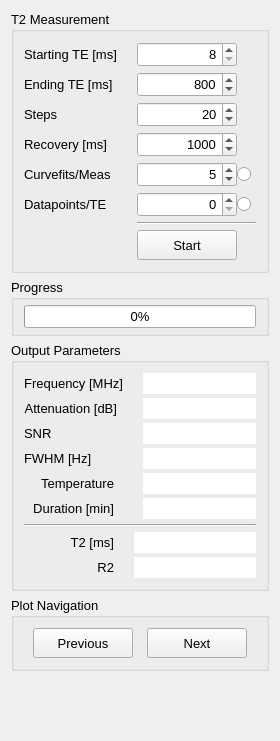
OpenMRI/ocra, file Applications/relax/ui/ccRelaxometerT2.ui: the form before one commit.
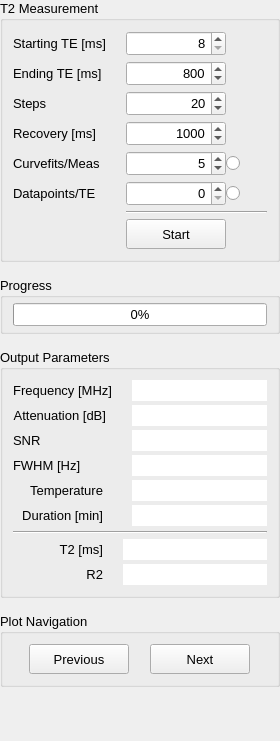
The form after the commit.

```diff
--- a/Applications/relax/ui/ccRelaxometerT2.ui
+++ b/Applications/relax/ui/ccRelaxometerT2.ui
@@ -32,6 +32,21 @@
    <string>Form</string>
   </property>
   <layout class="QVBoxLayout" name="verticalLayout">
+   <property name="spacing">
+    <number>15</number>
+   </property>
+   <property name="leftMargin">
+    <number>0</number>
+   </property>
+   <property name="topMargin">
+    <number>0</number>
+   </property>
+   <property name="rightMargin">
+    <number>0</number>
+   </property>
+   <property name="bottomMargin">
+    <number>0</number>
+   </property>
    <item>
     <widget class="QGroupBox" name="MeasParamWidget">
      <property name="font">
```
